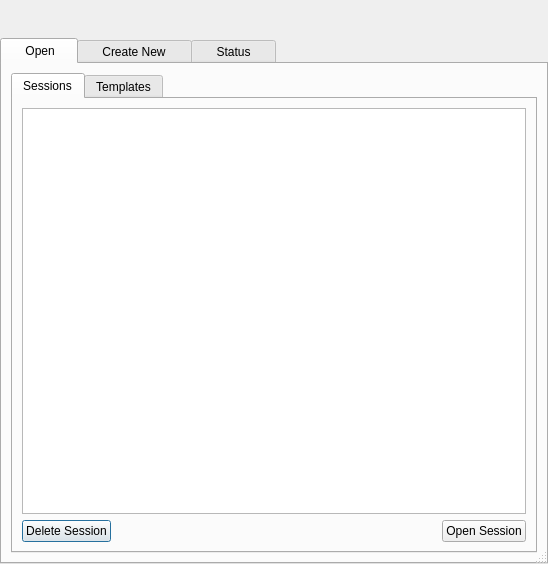
This is oostudio/OOStudioBase.ui in ccherrett/oom as Qt 5 draws it before an edit. The edited form follows.
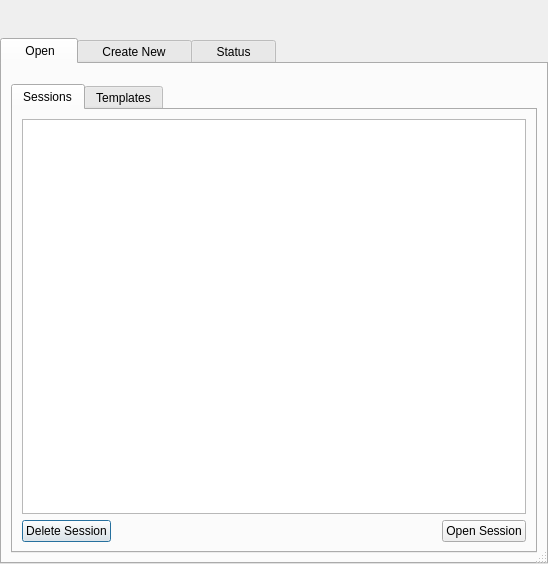
This is the edited form.

Commit message: OOStudio: Name now focus after combo selection, custom commands now work

Patch:
```diff
--- a/oostudio/OOStudioBase.ui
+++ b/oostudio/OOStudioBase.ui
@@ -97,6 +97,9 @@
        <property name="spacing">
         <number>0</number>
        </property>
+       <property name="topMargin">
+        <number>20</number>
+       </property>
        <item>
         <widget class="QTabWidget" name="m_sessionBox">
          <property name="tabPosition">
```
The commit also changes 1 other file.
